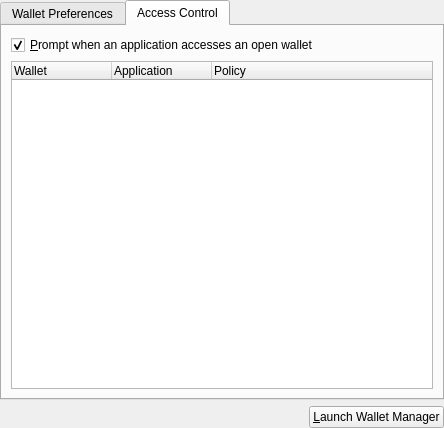
First picture: the form in src/konfigurator/walletconfigwidget.ui, repository KDE/kwalletmanager, before the edit.
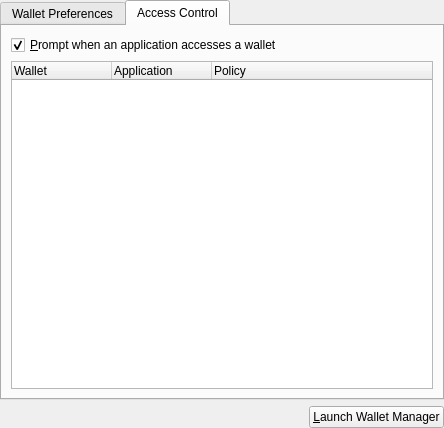
Second picture: the form after the edit. The open tabs and pages were chosen to show the change.

Commit message:
Sync kwalletmanager settings UI to kwalletd changes
See 57ecab32 in kde-runtime.git.

REVIEW:110331

The edit to the form file:
```diff
--- a/src/konfigurator/walletconfigwidget.ui
+++ b/src/konfigurator/walletconfigwidget.ui
@@ -283,7 +283,7 @@
        <item>
         <widget class="QCheckBox" name="_openPrompt">
          <property name="text">
-          <string>&amp;Prompt when an application accesses an open wallet</string>
+          <string>&amp;Prompt when an application accesses a wallet</string>
          </property>
          <property name="checked">
           <bool>true</bool>
```
The commit also changes 1 other file.
